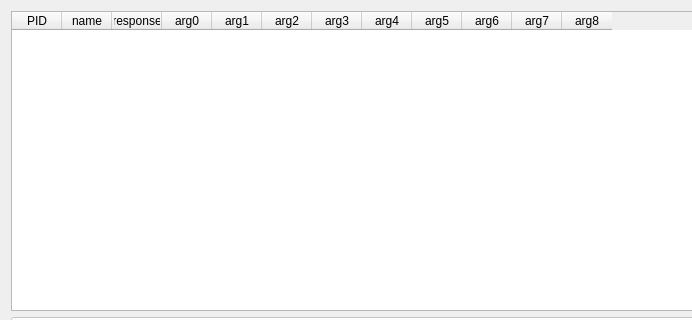
Old version of the form mainwindow.ui in the repository rezy91/TestBoard785; both pictures show x 0 to 692 and y 0 to 320 of the 1168 by 727 pixel window.
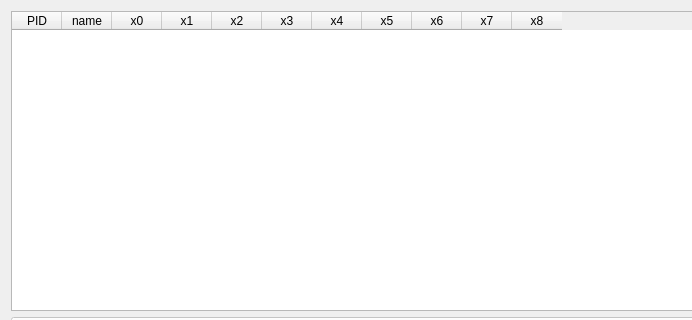
New version of the form.

Commit message: removed unused column(response)

The edit to the form file:
```diff
--- a/mainwindow.ui
+++ b/mainwindow.ui
@@ -154,7 +154,7 @@
          <number>0</number>
         </property>
         <property name="columnCount">
-         <number>12</number>
+         <number>11</number>
         </property>
         <attribute name="horizontalHeaderDefaultSectionSize">
          <number>50</number>
@@ -177,52 +177,47 @@
         </column>
         <column>
          <property name="text">
-          <string>response</string>
+          <string>x0</string>
          </property>
         </column>
         <column>
          <property name="text">
-          <string>arg0</string>
+          <string>x1</string>
          </property>
         </column>
         <column>
          <property name="text">
-          <string>arg1</string>
+          <string>x2</string>
          </property>
         </column>
         <column>
          <property name="text">
-          <string>arg2</string>
+          <string>x3</string>
          </property>
         </column>
         <column>
          <property name="text">
-          <string>arg3</string>
+          <string>x4</string>
          </property>
         </column>
         <column>
          <property name="text">
-          <string>arg4</string>
+          <string>x5</string>
          </property>
         </column>
         <column>
          <property name="text">
-          <string>arg5</string>
+          <string>x6</string>
          </property>
         </column>
         <column>
          <property name="text">
-          <string>arg6</string>
+          <string>x7</string>
          </property>
         </column>
         <column>
          <property name="text">
-          <string>arg7</string>
-         </property>
-        </column>
-        <column>
-         <property name="text">
-          <string>arg8</string>
+          <string>x8</string>
          </property>
         </column>
        </widget>
```
The commit also changes 1 other file.
